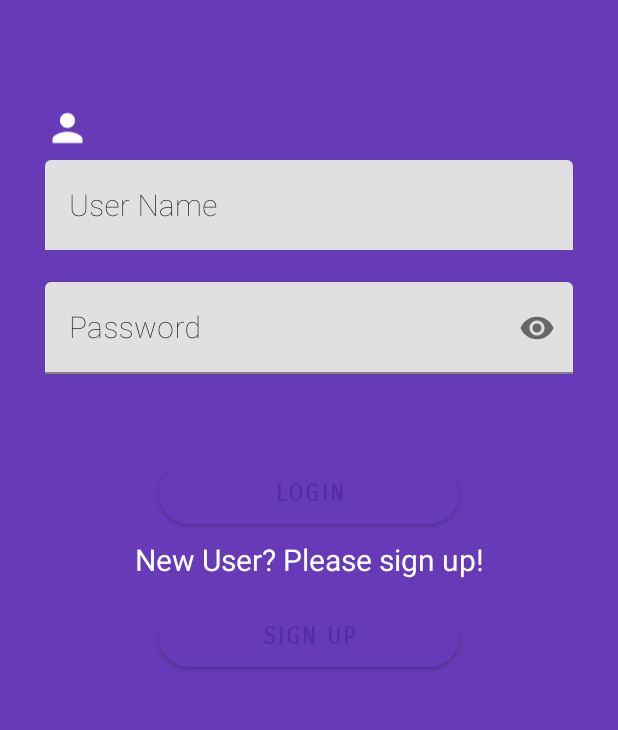
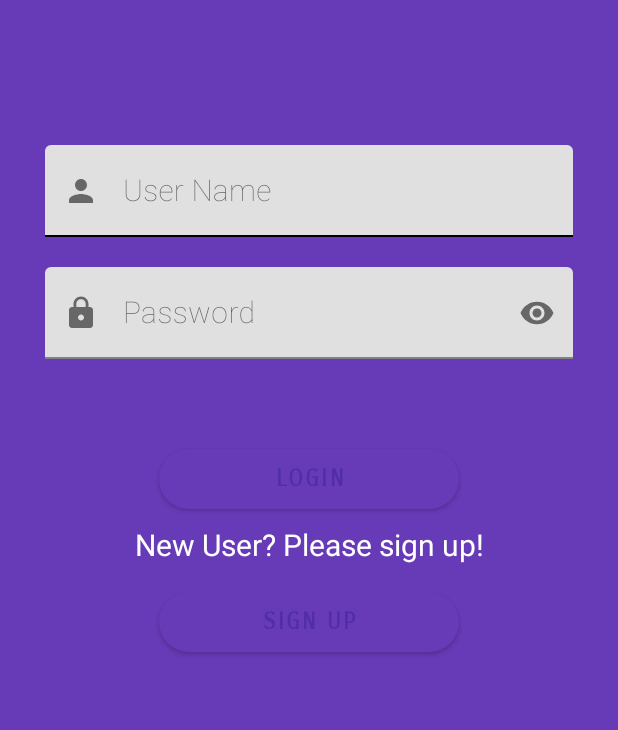
Before and after one commit to Abhishek-Kulkarni93/MoneyControl_V3, an Android app: the screen it shows after launch (Login), on a phone screen of 412 x 824 dp, the part 143-873 px from its top. Run offline under Robolectric (Android 15) with nearby library versions, the phone set to English and light mode, and no system bars.

Commit message:
currency conversion added to threshold, overview pie chart added in home, some changes to shared preferences and login ui

```diff
--- a/app/src/main/java/com/example/bitcashier/Login.java
+++ b/app/src/main/java/com/example/bitcashier/Login.java
@@ -43,7 +43,7 @@ public class Login extends AppCompatActivity {
     }
 
     public void validateUserEntries(View view) {
-        String userName =editUsername.getText().toString();
+        String userName = editUsername.getText().toString();
         String password = editPassword.getText().toString();
 
 //        startActivity(new Intent(getApplicationContext(), MainActivity.class));
--- a/app/src/main/java/com/example/bitcashier/helpers/ExpenseArrayAdapter.java
+++ b/app/src/main/java/com/example/bitcashier/helpers/ExpenseArrayAdapter.java
@@ -49,9 +49,9 @@ public class ExpenseArrayAdapter extends ArrayAdapter<Expense> {
 
         String appPackageName = context.getPackageName();
 
-        SharedPreferences preferences = context.getSharedPreferences(appPackageName+"_preferences", 0);
-        String currencyCode = preferences.getString("authusercurrencycode", "EUR");
-        String currencySymbol = preferences.getString("authusercurrencysymbol", "€");
+        PreferencesHelper prefsHelper = new PreferencesHelper(context);
+        String currencyCode = prefsHelper.getAuthenticatedUser().getCurrency();
+        String currencySymbol = prefsHelper.getAuthUserCurrencySymbol();
 
         TextView tvExpenseTitle = expenseItemCardView.findViewById(R.id.tv_title);
         TextView tvExpenseAmount = expenseItemCardView.findViewById(R.id.tv_amount);
--- /dev/null
+++ b/app/src/main/res/drawable/ic_baseline_lock_24.xml
@@ -0,0 +1,10 @@
+<vector xmlns:android="http://schemas.android.com/apk/res/android"
+    android:width="24dp"
+    android:height="24dp"
+    android:viewportWidth="24"
+    android:viewportHeight="24"
+    android:tint="?attr/colorControlNormal">
+  <path
+      android:fillColor="@android:color/white"
+      android:pathData="M18,8h-1L17,6c0,-2.76 -2.24,-5 -5,-5S7,3.24 7,6v2L6,8c-1.1,0 -2,0.9 -2,2v10c0,1.1 0.9,2 2,2h12c1.1,0 2,-0.9 2,-2L20,10c0,-1.1 -0.9,-2 -2,-2zM12,17c-1.1,0 -2,-0.9 -2,-2s0.9,-2 2,-2 2,0.9 2,2 -0.9,2 -2,2zM15.1,8L8.9,8L8.9,6c0,-1.71 1.39,-3.1 3.1,-3.1 1.71,0 3.1,1.39 3.1,3.1v2z"/>
+</vector>
--- a/app/src/main/res/layout/activity_login.xml
+++ b/app/src/main/res/layout/activity_login.xml
@@ -13,30 +13,31 @@
         android:id="@+id/imageView"
         android:layout_width="40dp"
         android:layout_height="60dp"
-        android:layout_marginLeft="1dp"
-        android:layout_marginRight="5dp"
+        android:layout_marginStart="1dp"
+        android:layout_marginEnd="5dp"
         android:src="@drawable/mylogo"
-        android:layout_marginVertical="5dp">
+        android:layout_marginVertical="5dp"
+        android:contentDescription="@string/login_screen_app_logo">
     </ImageView>
 
     <TextView
         android:layout_width="match_parent"
         android:layout_height="wrap_content"
-        android:layout_marginLeft="60dp"
+        android:layout_marginStart="60dp"
         android:fontFamily="sans-serif-thin"
-        android:text="User Login"
+        android:text="@string/login_screen_header"
         android:textColor="@color/colorWhite"
         android:layout_marginTop="-56dp"
         android:layout_marginBottom="5dp"
         android:textStyle="bold"
         android:textSize="30sp" />
 
-    <ImageView
-        android:layout_width="30dp"
-        android:layout_height="40dp"
-        android:layout_marginTop="70dp"
-        android:src="@drawable/ic_person_black_24dp"
-        />
+    <LinearLayout
+        android:layout_width="match_parent"
+        android:layout_height="wrap_content"
+        android:orientation="vertical"
+        android:layout_marginTop="100dp"
+        >
 
         <com.google.android.material.textfield.TextInputLayout
             android:layout_width="match_parent"
@@ -44,20 +45,26 @@
             android:layout_marginTop="1dp"
             android:focusable="true"
             android:focusableInTouchMode="true"
-        android:textColorHint="@color/colorPrimaryText"
+            android:hint="@string/login_user_name_hint"
+            app:hintTextColor="@color/colorBlack"
+            app:boxStrokeColor="@color/colorBlack"
+            app:boxStrokeWidthFocused="2dp"
+            app:startIconDrawable="@drawable/ic_person_black_24dp"
+            app:endIconMode="clear_text"
+            app:endIconTint="@color/colorBlack"
             >
 
-        <EditText
+            <com.google.android.material.textfield.TextInputEditText
                 android:id="@+id/edit_usernamelogin"
                 android:layout_width="match_parent"
                 android:layout_height="wrap_content"
-            android:hint="User Name"
                 android:fontFamily="sans-serif-thin"
-            android:ems="10"
                 android:inputType="textPersonName"
                 android:maxLength="25"
                 android:textSize="20sp"
-            tools:ignore="InvalidId" />
+                android:textColor="@color/colorBlack"
+                />
+
         </com.google.android.material.textfield.TextInputLayout>
 
         <com.google.android.material.textfield.TextInputLayout
@@ -66,23 +73,27 @@
             android:layout_marginTop="20dp"
             android:focusable="true"
             android:focusableInTouchMode="true"
-        android:textColorHint="@color/colorPrimaryText"
+            android:hint="@string/login_password_hint"
+            app:hintTextColor="@color/colorBlack"
+            app:boxStrokeColor="@color/colorBlack"
+            app:boxStrokeWidthFocused="2dp"
             app:passwordToggleEnabled="true"
+            app:startIconDrawable="@drawable/ic_baseline_lock_24"
             >
 
-        <EditText
+            <com.google.android.material.textfield.TextInputEditText
                 android:id="@+id/edit_passwordlogin"
                 android:layout_width="match_parent"
                 android:layout_height="wrap_content"
-            android:hint="Password"
                 android:fontFamily="sans-serif-thin"
-            android:ems="10"
                 android:inputType="textPassword"
                 android:maxLength="20"
                 android:textSize="20sp"
-
+                android:textColor="@color/colorBlack"
                 />
         </com.google.android.material.textfield.TextInputLayout>
+
+    </LinearLayout>
 
     <Button
         android:id="@+id/button_login"
@@ -90,7 +101,7 @@
         android:layout_gravity="center"
         android:layout_height="40dp"
         android:layout_marginTop="60dp"
-        android:text=" Login "
+        android:text="@string/login_screen_login_btn"
         android:textSize="15sp"
         android:fontFamily="sans-serif-smallcaps"
         android:background="@drawable/button_rounded"
@@ -103,7 +114,7 @@
     <TextView
         android:layout_width="match_parent"
         android:layout_height="wrap_content"
-        android:text="New User? Please sign up!"
+        android:text="@string/new_user_please_sign_up"
         android:textColor="@color/colorWhite"
         android:textSize="20sp"
         android:layout_marginTop="10dp"
@@ -115,17 +126,14 @@
         android:layout_gravity="center"
         android:layout_height="40dp"
         android:layout_marginTop="18dp"
-        android:text=" Sign up "
+        android:text="@string/login_screen_sign_up"
         android:textSize="15sp"
         android:fontFamily="sans-serif-smallcaps"
-        android:outlineAmbientShadowColor="@color/colorGreen"
-        android:shadowColor="@color/colorAccent"
         android:background="@drawable/button_rounded"
         android:backgroundTint="@color/colorWhite"
         android:textColor="@color/colorPrimaryDark"
         android:textStyle="bold"
         android:onClick="btnSignUp"
-
         />
 
 </LinearLayout>
--- a/app/src/main/res/values/colors.xml
+++ b/app/src/main/res/values/colors.xml
@@ -5,6 +5,7 @@
     <color name="colorAccent">#FF5252</color>
     <color name="colorPrimaryText">#212121</color>
     <color name="colorWhite">#FFFFFF</color>
+    <color name="colorBlack">#000000</color>
     <color name="colorGreen">#32CD32</color>
     <color name="colorGrey">#778899</color>
     <color name="colorcurrency">#a4c639</color>
--- a/app/src/main/res/values/strings.xml
+++ b/app/src/main/res/values/strings.xml
@@ -57,4 +57,11 @@
     <string name="current_threshold">Threshold</string>
     <string name="current_expense">Expense</string>
     <string name="statistics">Statistics</string>
+    <string name="login_user_name_hint">User Name</string>
+    <string name="login_password_hint">Password</string>
+    <string name="login_screen_header">User Login</string>
+    <string name="login_screen_app_logo">App Logo</string>
+    <string name="login_screen_sign_up">Sign up</string>
+    <string name="new_user_please_sign_up">New User? Please sign up!</string>
+    <string name="login_screen_login_btn">Login</string>
 </resources>
```
Also changed, not shown: app/src/main/java/com/example/bitcashier/AddExpenseFragment.java (+4 -9 lines), app/src/main/java/com/example/bitcashier/AddIncomeFragment.java (+4 -9 lines), app/src/main/java/com/example/bitcashier/EditExpenseFragment.java (+4 -8 lines), app/src/main/java/com/example/bitcashier/HomeFragment.java (+56 -9 lines), app/src/main/java/com/example/bitcashier/RecurringTransactionsFragment.java (+7 -19 lines), app/src/main/java/com/example/bitcashier/SettingsFragment.java (+5 -9 lines), app/src/main/java/com/example/bitcashier/StatisticsFragment.java (+11 -13 lines), app/src/main/java/com/example/bitcashier/ThresholdFragment.java (+20 -14 lines), app/src/main/java/com/example/bitcashier/TransactionHistoryFragment.java (+20 -32 lines), app/src/main/java/com/example/bitcashier/helpers/PreferencesHelper.java (added, +48 -0 lines), app/src/main/java/com/example/bitcashier/models/Currency.java (+3 -20 lines), app/src/main/res/layout/fragment_home.xml (+25 -4 lines). Lines whose indentation alone changed are shown as unchanged.
